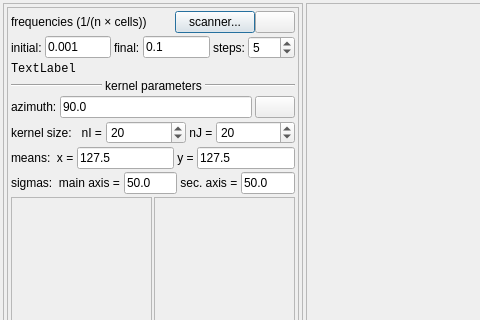
Before: the Qt Designer form imagejockey/gabor/gaborfilterdialog.ui in PauloCarvalhoRJ/gammaray, drawn with Qt 5; both pictures show x 0 to 480 and y 0 to 320 of the 739 by 475 pixel window.
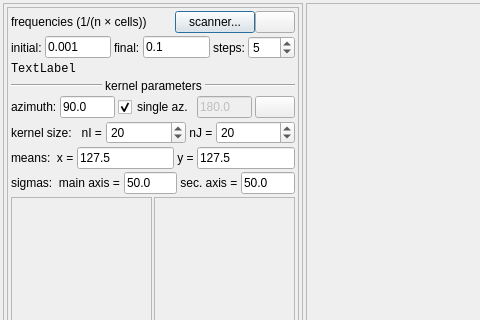
After: the same form once the commit is applied. Icons and pictures are not drawn.

```diff
--- a/imagejockey/gabor/gaborfilterdialog.ui
+++ b/imagejockey/gabor/gaborfilterdialog.ui
@@ -254,6 +254,26 @@
              </property>
             </widget>
            </item>
+           <item>
+            <widget class="QCheckBox" name="chkSingleAzimuth">
+             <property name="text">
+              <string>single az.</string>
+             </property>
+             <property name="checked">
+              <bool>true</bool>
+             </property>
+            </widget>
+           </item>
+           <item>
+            <widget class="QLineEdit" name="txtAzFinal">
+             <property name="enabled">
+              <bool>false</bool>
+             </property>
+             <property name="text">
+              <string>180.0</string>
+             </property>
+            </widget>
+           </item>
            <item>
             <widget class="QPushButton" name="btnUpdateKernelsDisplays">
              <property name="toolTip">
```
Left out of the diff: 40 changed lines with no effect on the pictures.
